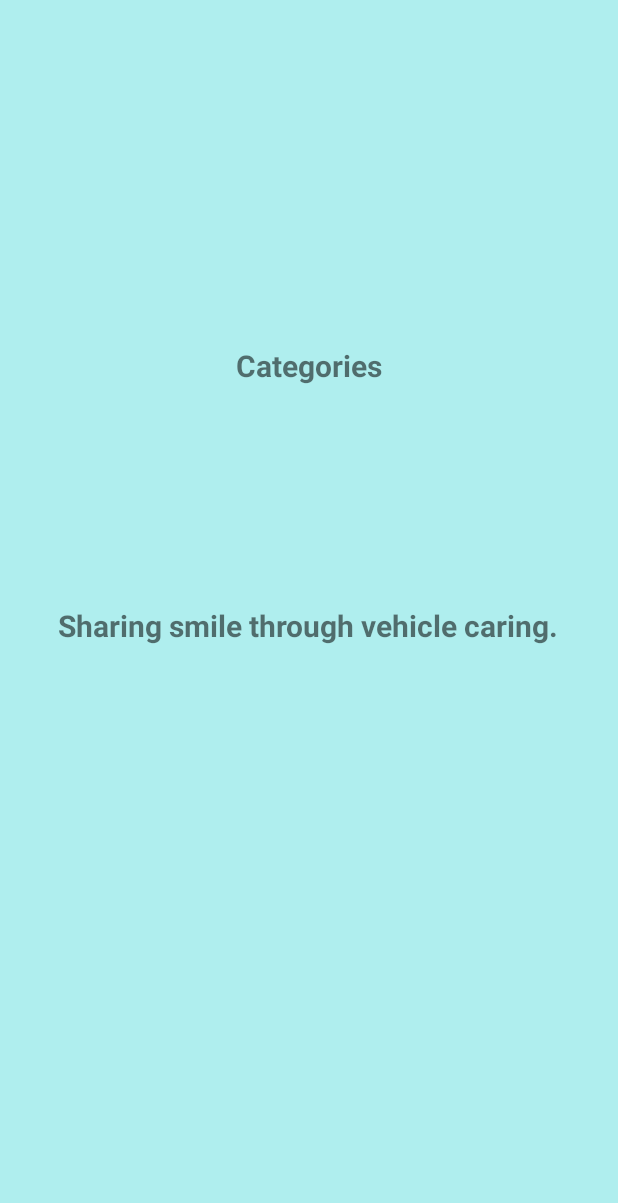
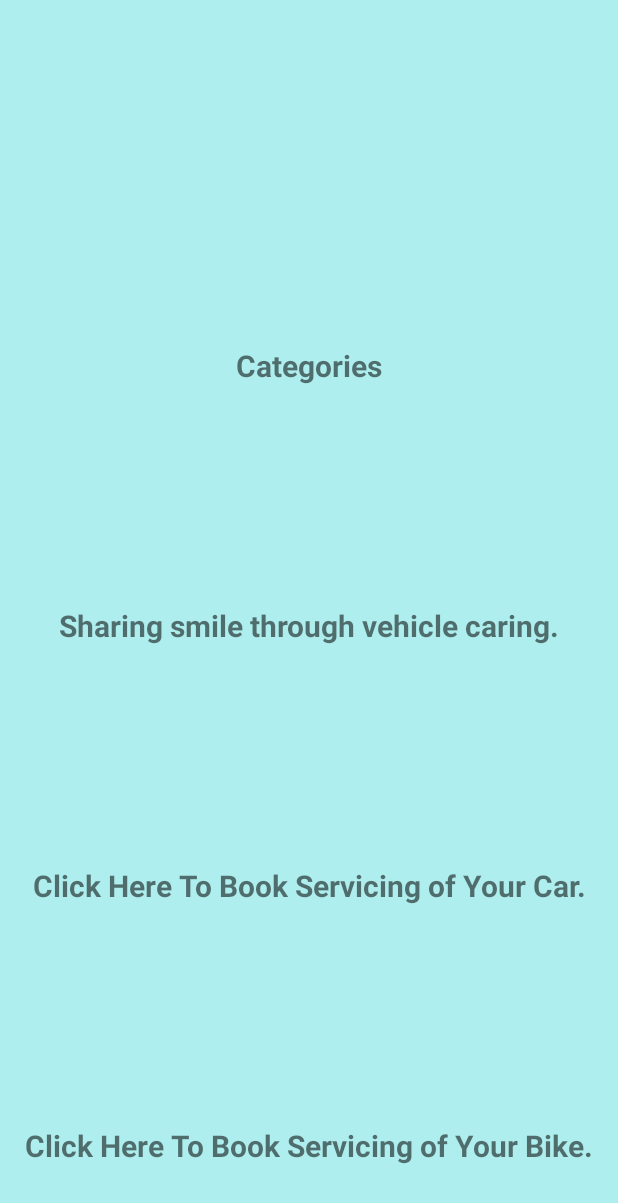
Before and after one commit to Ayushgjl/VehicleServicing, an Android app: the layout fragment_home.xml on its own in the app's theme, with its tools: preview values and no code run, on a phone screen of 412 x 824 dp. Shown: the top 1203 px of the screen. Run offline under Robolectric (Android 15) with nearby library versions, the phone set to English and light mode, and no system bars.

Commit message:
update profile and dashboard design

```diff
--- a/app/src/main/java/com/ayushgjl/vehicleservicing/API/UserAPI.java
+++ b/app/src/main/java/com/ayushgjl/vehicleservicing/API/UserAPI.java
@@ -1,6 +1,7 @@
 package com.ayushgjl.vehicleservicing.API;
 
 import com.ayushgjl.vehicleservicing.Model.User;
+import com.ayushgjl.vehicleservicing.Model.Usercrud;
 import com.ayushgjl.vehicleservicing.Model.username;
 import com.ayushgjl.vehicleservicing.serverresponse.ImageResponse;
 import com.ayushgjl.vehicleservicing.serverresponse.SignUpResponse;
@@ -31,6 +32,9 @@ public interface UserAPI {
     @GET("users/me")
     Call<User> getUserDetails(@Header("Authorization")String token);
 
+    @GET("user/me")
+    Call<Usercrud> getupdate (@Header("Authorization") String token, @Body Usercrud usercrud );
+
     @GET("users/images")
     Call<ImageResponse> getImage(@Part MultipartBody.Part img);
 
--- a/app/src/main/java/com/ayushgjl/vehicleservicing/NetworkActivity.java
+++ b/app/src/main/java/com/ayushgjl/vehicleservicing/NetworkActivity.java
@@ -29,7 +29,7 @@ public class NetworkActivity extends AppCompatActivity {
 
         if (wifi.isConnected()) {
 
-            Toast.makeText(this, "Wifi is available ", Toast.LENGTH_LONG).show();
+            Toast.makeText(this, "Wifi is connected ", Toast.LENGTH_LONG).show();
             Intent intent = new Intent(NetworkActivity.this, LoginActivity.class);
             startActivity(intent);
             finish();
--- a/app/src/main/java/com/ayushgjl/vehicleservicing/ui/Location/SlideshowFragment.java
+++ b/app/src/main/java/com/ayushgjl/vehicleservicing/ui/Location/SlideshowFragment.java
@@ -21,7 +21,7 @@ public class SlideshowFragment extends Fragment {
                              ViewGroup container, Bundle savedInstanceState) {
         slideshowViewModel =
                 ViewModelProviders.of(this).get(SlideshowViewModel.class);
-        View root = inflater.inflate(R.layout.fragment_slideshow, container, false);
+        View root = inflater.inflate(R.layout.activity_maps, container, false);
         Intent intent = new Intent(getContext(), MapsActivity.class);
         startActivity(intent);
         return root;
--- a/app/src/main/java/com/ayushgjl/vehicleservicing/ui/Logout/SendFragment.java
+++ b/app/src/main/java/com/ayushgjl/vehicleservicing/ui/Logout/SendFragment.java
@@ -26,7 +26,9 @@ public class SendFragment extends Fragment {
         View root = inflater.inflate(R.layout.fragment_send,container, false);
         Intent intent = new Intent(getContext(), LoginActivity.class);
         startActivity(intent);
+        getActivity().finish();
         return root;
+
 
 
 
--- /dev/null
+++ b/app/src/main/java/com/ayushgjl/vehicleservicing/ui/Profile/ProfileFragment.java
@@ -0,0 +1,6 @@
+package com.ayushgjl.vehicleservicing.ui.Profile;
+
+public class ProfileFragment {
+
+
+}
--- /dev/null
+++ b/app/src/main/java/com/ayushgjl/vehicleservicing/ui/home/Adapter/CarAdapter.java
@@ -0,0 +1,4 @@
+package com.ayushgjl.vehicleservicing.ui.home.Adapter;
+
+public class CarAdapter {
+}
--- a/app/src/main/res/layout/fragment_home.xml
+++ b/app/src/main/res/layout/fragment_home.xml
@@ -34,9 +34,45 @@
             android:orientation="horizontal" />
 
         <TextView
+            android:layout_width="match_parent"
+            android:layout_height="wrap_content"
+            android:text="Sharing smile through vehicle caring."
+            android:textStyle="bold"
+            android:layout_marginTop="15sp"
+            android:gravity="center"
+            android:textSize="20sp"/>
+
+        <androidx.recyclerview.widget.RecyclerView
+            android:id="@+id/recycler1"
+            android:layout_gravity="center"
+            android:layout_width="wrap_content"
+            android:layout_marginTop="15dp"
+            android:layout_height="115dp"
+            android:orientation="vertical" />
+
+        <TextView
+            android:id="@+id/tvbook"
+            android:layout_width="match_parent"
+            android:layout_height="wrap_content"
+            android:text="Click Here To Book Servicing of Your Car."
+            android:textStyle="bold"
+            android:layout_marginTop="15sp"
+            android:gravity="center"
+            android:textSize="20sp"/>
+
+        <androidx.recyclerview.widget.RecyclerView
+            android:id="@+id/recycler2"
+            android:layout_gravity="center"
+            android:layout_width="wrap_content"
+            android:layout_marginTop="15dp"
+            android:layout_height="115dp"
+            android:orientation="vertical" />
+
+        <TextView
+            android:id="@+id/tvbook2"
             android:layout_width="wrap_content"
             android:layout_height="wrap_content"
-            android:text="Sharing smile through vehicle caring."
+            android:text="Click Here To Book Servicing of Your Bike."
             android:textStyle="bold"
             android:layout_marginTop="15sp"
             android:layout_gravity="center"
@@ -51,5 +87,12 @@
 
 
 
+
+
+
+
+
+
+
     </LinearLayout>
 </androidx.core.widget.NestedScrollView>
--- a/app/src/main/res/menu/activity_main2_drawer.xml
+++ b/app/src/main/res/menu/activity_main2_drawer.xml
@@ -8,6 +8,10 @@
             android:id="@+id/nav_home"
             android:icon="@drawable/ic_home_black_24dp"
             android:title="@string/menu_home" />
+        <item
+            android:id="@+id/nav_profile"
+            android:icon="@drawable/ic_chat_black_24dp"
+            android:title="@string/menu_profile" />
 
         <item
             android:id="@+id/nav_gallery"
--- a/app/src/main/res/values/strings.xml
+++ b/app/src/main/res/values/strings.xml
@@ -3,7 +3,7 @@
     <string name="menu_home">Home</string>
 
     <style name="menu_history">History</style>
-
+    <string name="menu_profile">Profile </string>
     <string name="menu_gallery">About Us</string>
     <string name="menu_slideshow">Location </string>
     <string name="menu_tools">Privacy and Policy</string>
```
Also changed, not shown: app/src/main/AndroidManifest.xml (+10 -17 lines), app/src/main/java/com/ayushgjl/vehicleservicing/Model/Usercrud.java (added, +67 -0 lines), app/src/main/java/com/ayushgjl/vehicleservicing/UpdateActivity.java (added, +16 -0 lines), app/src/main/java/com/ayushgjl/vehicleservicing/ui/home/HomeFragment.java (+20 -3 lines), app/src/main/res/layout/activity_update.xml (added, +10 -0 lines), app/src/main/res/layout/car.xml (added, +9 -0 lines), app/src/main/res/navigation/mobile_navigation.xml (+7 -0 lines).
